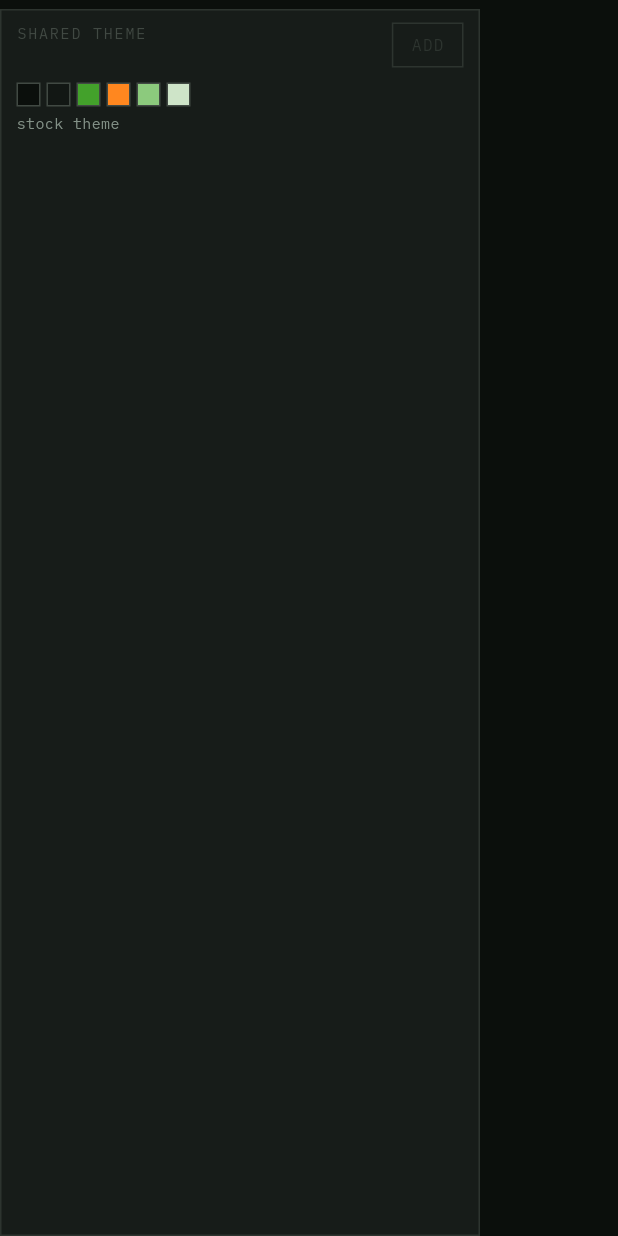
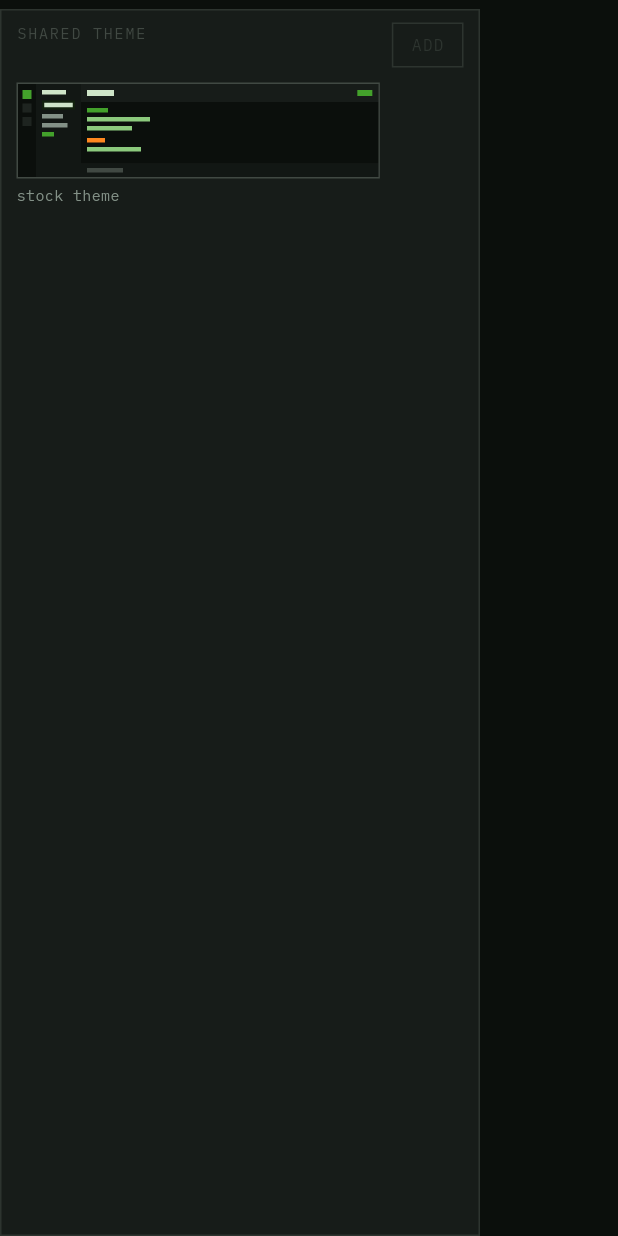
Before and after one commit to HunterL31/TrenchChat, a Flutter app: the ThemeCodeCard widget shown alone on an empty page, opened directly with empty values, on a phone screen of 412 x 824 dp. Run offline on Flutter 3.47's test engine with Material 3 defaults, Android fonts, the phone set to English and light mode, and no system bars; network calls fail.

Commit message:
Preview shared themes as a mini window instead of swatches
The card paints a tiny rail/channels/top-bar/content mock, each region in its own section-resolved palette.

Co-Authored-By: Claude Fable 5 <noreply@anthropic.com>
Claude-Session: https://claude.ai/code/session_01FTDiCDnHYdkcjrrJaoUgCM

```diff
--- a/flutter_ui/lib/widgets/theme_share.dart
+++ b/flutter_ui/lib/widgets/theme_share.dart
@@ -14,15 +14,125 @@ import '../theme/tokens.dart';
 import 'emoji_text.dart';
 import 'tc_button.dart';
 
-/// The base tokens a card previews, in the order the swatch strip shows them.
-const List<String> themePreviewTokens = [
-  'bgApp',
-  'bgSurface',
-  'accentPrimary',
-  'accentSecondary',
-  'textPrimary',
-  'textEmphasis',
-];
+/// A miniature of the main window painted with [spec]'s resolved palettes --
+/// rail, channel column, top bar, and content each in their own section's
+/// colors, so a per-section theme previews where it will actually land.
+class ThemeMiniPreview extends StatelessWidget {
+  const ThemeMiniPreview({super.key, required this.spec, this.height = 64});
+
+  final ThemeSpec spec;
+  final double height;
+
+  /// A stand-in text line: a thin rounded-nothing bar of [color].
+  Widget _bar(Color color, double width, [double barHeight = 3]) =>
+      Container(width: width, height: barHeight, color: color);
+
+  @override
+  Widget build(BuildContext context) {
+    final tc = SectionTheme.of(context);
+    final rail = spec.resolve(TCSection.serverRail);
+    final channels = spec.resolve(TCSection.channelList);
+    final topBar = spec.resolve(TCSection.topBar);
+    final content = spec.resolve(TCSection.content);
+
+    return Container(
+      height: height,
+      decoration: BoxDecoration(border: Border.all(color: tc.borderStrong)),
+      clipBehavior: Clip.hardEdge,
+      child: Row(
+        crossAxisAlignment: CrossAxisAlignment.stretch,
+        children: [
+          Container(
+            width: 12,
+            color: rail.bgApp,
+            padding: const EdgeInsets.symmetric(horizontal: 3, vertical: 4),
+            child: Column(
+              children: [
+                Container(width: 6, height: 6, color: rail.accentPrimary),
+                const SizedBox(height: 3),
+                Container(width: 6, height: 6, color: rail.bgInset),
+                const SizedBox(height: 3),
+                Container(width: 6, height: 6, color: rail.bgInset),
+              ],
+            ),
+          ),
+          Container(
+            width: 30,
+            color: channels.bgSurface,
+            padding: const EdgeInsets.all(4),
+            child: Column(
+              crossAxisAlignment: CrossAxisAlignment.start,
+              children: [
+                _bar(channels.textEmphasis, 16),
+                const SizedBox(height: 4),
+                Container(
+                  width: 22,
+                  padding: const EdgeInsets.all(1.5),
+                  color: channels.bgSelected,
+                  child: _bar(channels.textEmphasis, 12),
+                ),
+                const SizedBox(height: 3),
+                _bar(channels.textSecondary, 14),
+                const SizedBox(height: 3),
+                _bar(channels.textSecondary, 17),
+                const SizedBox(height: 3),
+                _bar(channels.statusOnline, 8),
+              ],
+            ),
+          ),
+          Expanded(
+            child: Column(
+              crossAxisAlignment: CrossAxisAlignment.stretch,
+              children: [
+                Container(
+                  height: 12,
+                  color: topBar.bgSurfaceRaised,
+                  padding: const EdgeInsets.symmetric(horizontal: 4, vertical: 4),
+                  child: Row(
+                    children: [
+                      _bar(topBar.textEmphasis, 18, 4),
+                      const Spacer(),
+                      _bar(topBar.accentPrimary, 10, 4),
+                    ],
+                  ),
+                ),
+                Expanded(
+                  child: Container(
+                    color: content.bgApp,
+                    padding: const EdgeInsets.all(4),
+                    child: Column(
+                      crossAxisAlignment: CrossAxisAlignment.start,
+                      children: [
+                        _bar(content.accentPrimary, 14),
+                        const SizedBox(height: 3),
+                        _bar(content.textPrimary, 42),
+                        const SizedBox(height: 3),
+                        _bar(content.textPrimary, 30),
+                        const SizedBox(height: 5),
+                        _bar(content.accentSecondary, 12),
+                        const SizedBox(height: 3),
+                        _bar(content.textPrimary, 36),
+                      ],
+                    ),
+                  ),
+                ),
+                Container(
+                  height: 9,
+                  color: content.bgSurface,
+                  padding: const EdgeInsets.symmetric(horizontal: 4, vertical: 3),
+                  child: Align(
+                    alignment: Alignment.centerLeft,
+                    child: _bar(content.textTertiary, 24),
+                  ),
+                ),
+              ],
+            ),
+          ),
+        ],
+      ),
+    );
+  }
+}
 
 /// The name a shared theme should be saved under given what [taken] already
 /// holds: [name] itself when it is free, otherwise `name-2`, `name-3`, ...
@@ -205,7 +315,6 @@ class _ThemeCodeCardState extends State<ThemeCodeCard> {
   @override
   Widget build(BuildContext context) {
     final tc = SectionTheme.of(context);
-    final preview = widget.spec.resolveBase().asMap();
     return Padding(
       padding: const EdgeInsets.only(top: 6),
       child: Container(
@@ -238,21 +347,7 @@ class _ThemeCodeCardState extends State<ThemeCodeCard> {
                     style: TextStyle(fontSize: TCType.textBodySm, color: tc.textPrimary),
                   ),
                   const SizedBox(height: 6),
-                  Row(
-                    children: [
-                      for (final token in themePreviewTokens) ...[
-                        Container(
-                          width: 16,
-                          height: 16,
-                          decoration: BoxDecoration(
-                            color: preview[token],
-                            border: Border.all(color: tc.borderStrong),
-                          ),
-                        ),
-                        const SizedBox(width: 4),
-                      ],
-                    ],
-                  ),
+                  ThemeMiniPreview(spec: widget.spec),
                   const SizedBox(height: 4),
                   Text(
                     _contents,
```
Also changed, not shown: 1 other file.
